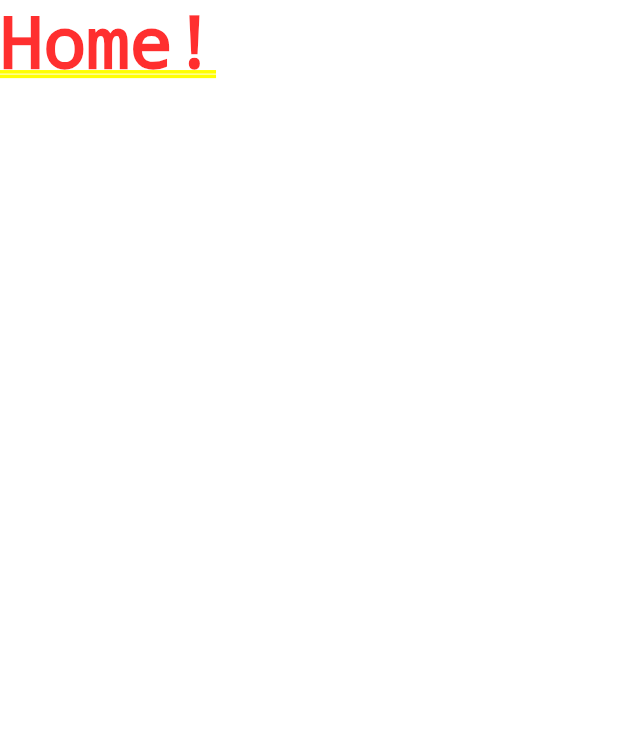
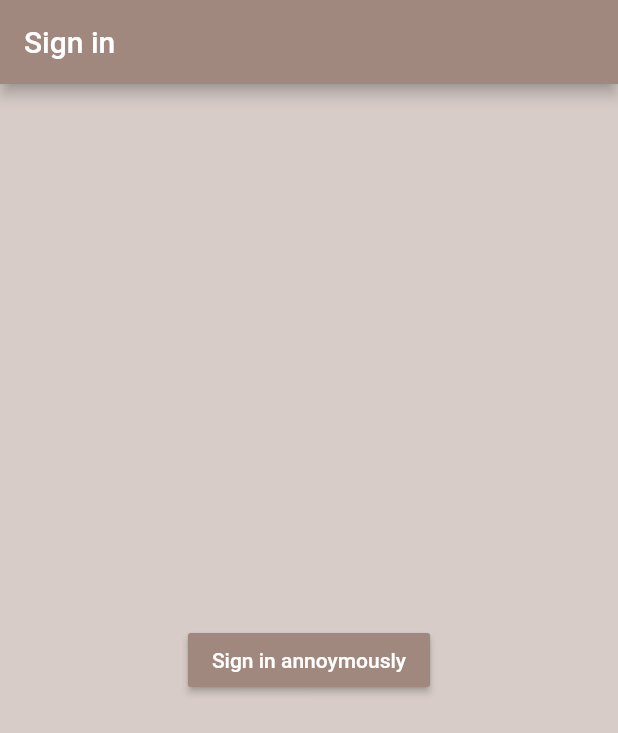
Before and after one commit to 0x4bd0/grabACoffee, a Flutter app: the screen it shows after launch, on a phone screen of 412 x 824 dp. Shown: the top 733 px of the screen. Run offline on Flutter 3.47's test engine with Material 2 defaults, Android fonts, the phone set to English and light mode, and no system bars; our stand-ins replace firebase_auth, firebase_core; accounts and stored records are empty.

Commit message:
anon login

```diff
--- a/lib/main.dart
+++ b/lib/main.dart
@@ -1,7 +1,10 @@
 import 'package:flutter/material.dart';
 import 'package:flutter_firebase_app/screens/wrapper.dart';
+import 'package:firebase_core/firebase_core.dart';
 
-void main() {
+void main() async{
+  WidgetsFlutterBinding.ensureInitialized();
+  await Firebase.initializeApp();
   runApp(
     MaterialApp(
       home : Wrapper()
--- /dev/null
+++ b/lib/models/user.dart
@@ -0,0 +1,7 @@
+class UserModel {
+
+  final String uid;
+
+  UserModel({this.uid});
+
+}
--- a/lib/screens/auth/auth.dart
+++ b/lib/screens/auth/auth.dart
@@ -1,4 +1,5 @@
 import 'package:flutter/material.dart';
+import 'package:flutter_firebase_app/screens/auth/sign_in.dart';
 
 class Auth extends StatefulWidget {
   @override
@@ -8,8 +9,6 @@ class Auth extends StatefulWidget {
 class _AuthState extends State<Auth> {
   @override
   Widget build(BuildContext context) {
-    return Container(
-      child : Text('auth!')
-    );
+    return SignIn();
   }
 }
--- /dev/null
+++ b/lib/screens/auth/sign_in.dart
@@ -0,0 +1,33 @@
+import 'package:flutter/material.dart';
+import 'package:flutter_firebase_app/services/auth.dart';
+
+class SignIn extends StatefulWidget {
+  @override
+  _SignInState createState() => _SignInState();
+}
+
+class _SignInState extends State<SignIn> {
+
+  final AuthService _auth = AuthService();
+
+  @override
+  Widget build(BuildContext context) {
+    return Scaffold(
+      backgroundColor: Colors.brown[100],
+      appBar: AppBar(
+        backgroundColor: Colors.brown[300],
+        title: Text('Sign in'),
+        ),
+      body: Center(
+        child : RaisedButton(
+          color : Colors.brown[300],
+          child : Text('Sign in annoymously', style:TextStyle( color :Colors.white)),
+          onPressed: () async{
+            dynamic res  = await _auth.singInAnony();
+            print(res);
+          },
+        )
+      ),
+    );
+  }
+}
--- a/lib/screens/wrapper.dart
+++ b/lib/screens/wrapper.dart
@@ -1,11 +1,12 @@
 import 'package:flutter/material.dart';
 import 'package:flutter_firebase_app/screens/home/home.dart';
+import 'package:flutter_firebase_app/screens/auth/auth.dart';
 
 class Wrapper extends StatelessWidget {
   @override
   Widget build(BuildContext context) {
 
-    return Home();
+    return Auth();
 
   }
 }
--- /dev/null
+++ b/lib/services/firebase_auth.dart
@@ -0,0 +1 @@
+// TODO Implement this library.
--- a/pubspec.yaml
+++ b/pubspec.yaml
@@ -23,6 +23,11 @@ environment:
 dependencies:
   flutter:
     sdk: flutter
+  firebase_auth: ^0.18.3
+  cloud_firestore: ^0.14.3
+
+
+
 
 
   # The following adds the Cupertino Icons font to your application.
```
Also changed, not shown: lib/services/auth.dart (added, +27 -0 lines), pubspec.lock, 2 other files.
